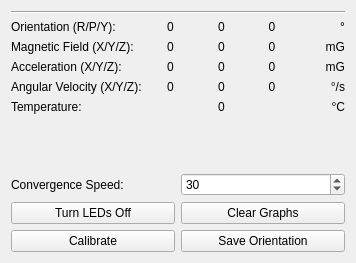
The window that src/brickv/plugin_system/plugins/imu/ui/imu.ui (Tinkerforge/brickv) describes before a commit, drawn with Qt 5.
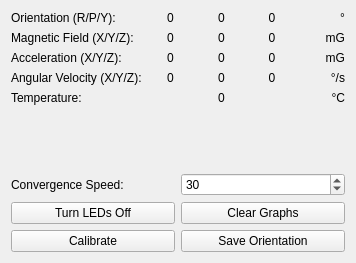
The same window after the commit.

Commit message: Add Stack ID, UID, FW Version and Reset button to each tab

Diff of the .ui file:
```diff
--- a/src/brickv/plugin_system/plugins/imu/ui/imu.ui
+++ b/src/brickv/plugin_system/plugins/imu/ui/imu.ui
@@ -16,13 +16,6 @@
   <layout class="QHBoxLayout" name="horizontalLayout_2">
    <item>
     <layout class="QVBoxLayout" name="verticalLayout_3">
-     <item>
-      <widget class="Line" name="line_8">
-       <property name="orientation">
-        <enum>Qt::Horizontal</enum>
-       </property>
-      </widget>
-     </item>
      <item>
       <layout class="QHBoxLayout" name="layout_top"/>
      </item>
```
The commit also changes 6 other files.
